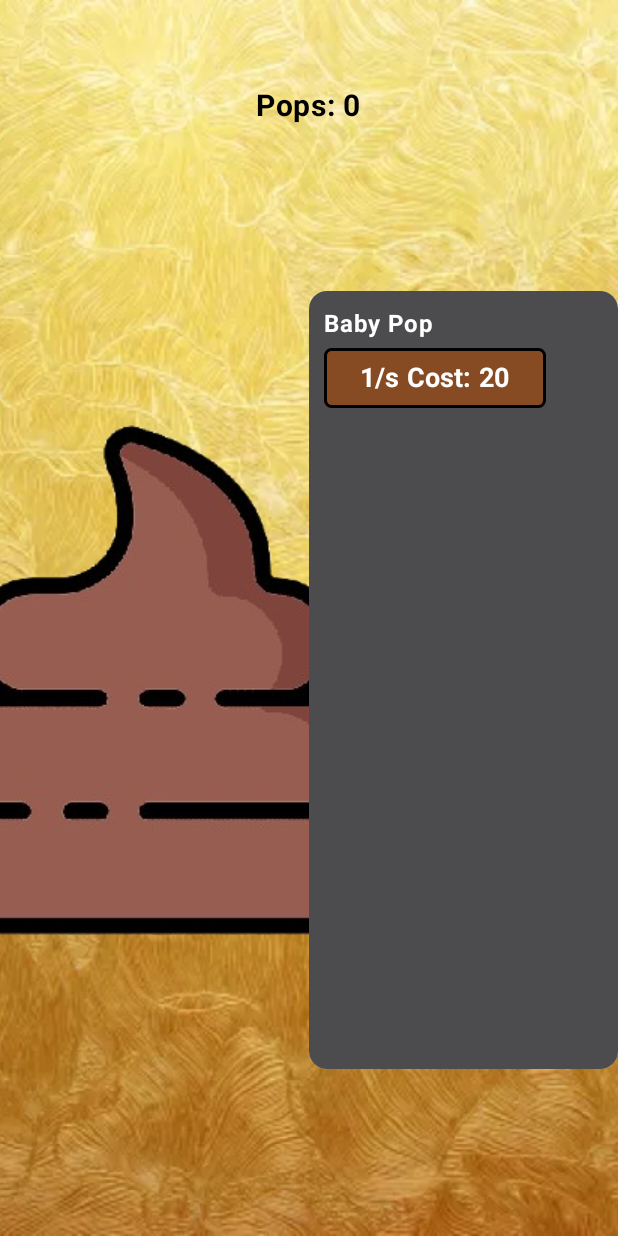
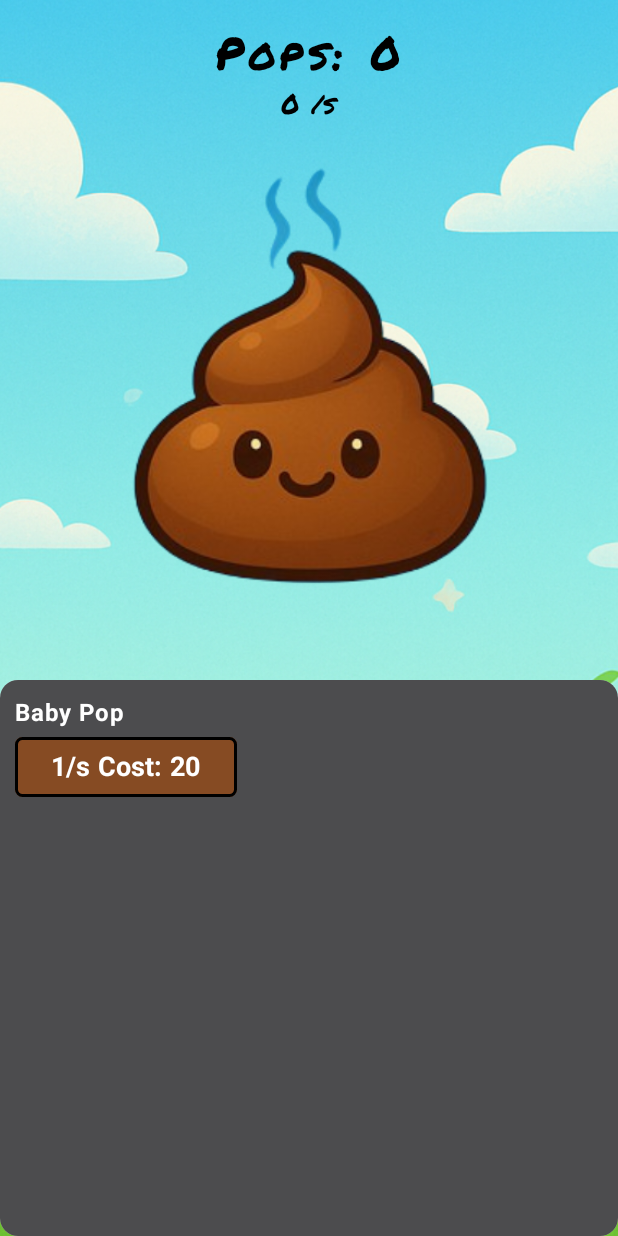
Before and after one commit to lumisardy/PruebaJuego, an Android app built with Jetpack Compose: the screen it shows after launch (MainActivity), on a phone screen of 412 x 824 dp. Run offline under Robolectric (Android 15) with nearby library versions, the phone set to English and light mode, and no system bars.

Commit message:
Update 2

```diff
--- a/app/src/main/java/com/example/pruebajuego/MainScreen.kt
+++ b/app/src/main/java/com/example/pruebajuego/MainScreen.kt
@@ -4,8 +4,11 @@ import androidx.compose.animation.core.animateFloatAsState
 import androidx.compose.animation.core.tween
 import androidx.compose.foundation.BorderStroke
 import androidx.compose.foundation.Image
+import androidx.compose.foundation.Indication
+import androidx.compose.foundation.LocalIndication
 import androidx.compose.foundation.background
 import androidx.compose.foundation.clickable
+import androidx.compose.foundation.indication
 import androidx.compose.foundation.layout.Arrangement
 import androidx.compose.foundation.layout.Box
 import androidx.compose.foundation.layout.Column
@@ -36,10 +39,13 @@ import androidx.compose.ui.graphics.RectangleShape
 import androidx.compose.ui.graphics.graphicsLayer
 import androidx.compose.ui.layout.ContentScale
 import androidx.compose.ui.res.painterResource
+import androidx.compose.ui.text.font.FontFamily
+import androidx.compose.ui.text.font.FontStyle
 import androidx.compose.ui.text.font.FontWeight
 import androidx.compose.ui.unit.dp
 import androidx.compose.ui.unit.sp
 import com.example.pruebajuego.ui.theme.NegroTrans
+import com.example.pruebajuego.ui.theme.PopsFont
 import com.example.pruebajuego.ui.theme.marron
 import kotlinx.coroutines.CoroutineScope
 import kotlinx.coroutines.Dispatchers
@@ -53,8 +59,18 @@ fun MainScreen(){
     var CacasTotales by remember { mutableStateOf(0) }
     var autoSumar by remember { mutableStateOf(false) }
     var CatidadSumar by remember { mutableStateOf(0) }
+    var CantidadTotalCacas by remember { mutableStateOf(0) }
+
+
+
+
+
     var PrecioBabyPop by remember { mutableStateOf(20) }
     var PrecioSumClick by remember { mutableStateOf(30) }
+    var PrecioBigPop by remember { mutableStateOf(1000) }
+
+
+
     var CacasClick by remember { mutableStateOf(1) }
 
 
@@ -81,6 +97,13 @@ fun MainScreen(){
     )
 
 
+    if (CantidadTotalCacas < CacasTotales){
+
+        CantidadTotalCacas = CacasTotales
+
+    }
+
+
     LaunchedEffect(autoSumar) {
         while (autoSumar) {
             delay(1000L)
@@ -90,7 +113,7 @@ fun MainScreen(){
 
     Box(modifier = Modifier.fillMaxSize()) {
         Image(
-            painter = painterResource(id = R.drawable.picture), // Reemplaza con tu imagen
+            painter = painterResource(id = R.drawable.fondo), // Reemplaza con tu imagen
             contentDescription = null,
             modifier = Modifier.fillMaxSize(),
             contentScale = ContentScale.Crop
@@ -101,23 +124,33 @@ fun MainScreen(){
             Box(Modifier.fillMaxWidth().fillMaxHeight(0.1f), contentAlignment = Alignment.BottomCenter){
 
 
-                Text("Pops: $CacasTotales", fontWeight = FontWeight.Bold, fontSize = 20.sp)
+                Column(horizontalAlignment = Alignment.CenterHorizontally) {
+
+                    Text("Pops: $CacasTotales", fontFamily = PopsFont , fontSize = 30.sp, letterSpacing = 3.sp)
+                    Text("$CatidadSumar /s",fontFamily = PopsFont, fontSize = 18.sp)
+
+                }
+
             }
 
 
-            Row(modifier = Modifier.fillMaxSize(), horizontalArrangement = Arrangement.Center, verticalAlignment = Alignment.CenterVertically) {
+            Column(modifier = Modifier.fillMaxSize(), verticalArrangement = Arrangement.Center, horizontalAlignment = Alignment.CenterHorizontally) {
 
-                Image(
-                    painter = painterResource(id = R.drawable.caca),
+
+                Box(modifier = Modifier.weight(1f).padding(20.dp), contentAlignment = Alignment.Center){
+
+                    Image(
+                    painter = if (CantidadTotalCacas <= 1e3){ painterResource(id = R.drawable.caca1removebg)} else if (CantidadTotalCacas <= 1e4) {painterResource(id = R.drawable.caca2rmbc)} else if (CantidadTotalCacas <= 100000) {painterResource(id = R.drawable.caca3removebg)} else if (CantidadTotalCacas <= 1e6){painterResource(id = R.drawable.caca4removebg)} else if(CantidadTotalCacas <= 5e6) {painterResource(id = R.drawable.caca5removebg)} else if (CantidadTotalCacas <= 1e7){painterResource(id = R.drawable.caca6removebg)} else if (CantidadTotalCacas <= 1e8){painterResource(id = R.drawable.caca7removebg)} else {painterResource(id = R.drawable.caca8removebg)},
                     contentDescription = null,
                     contentScale = ContentScale.Crop,
-                    modifier = Modifier
-                        .weight(1f)
+                    modifier = Modifier.fillMaxSize()
                         .graphicsLayer(
                             scaleX = scale,
                             scaleY = scale
                         )
-                        .clickable {
+                        .clickable(interactionSource = null,
+                            indication = null) {
+
                             isPressed = true
                             CacasTotales += CacasClick
                             // Volver al tamaño normal después de un pequeño delay
@@ -126,7 +159,9 @@ fun MainScreen(){
                                 isPressed = false
                             }
                         }
-                )
+                )}
+
+
 
                 Card(modifier = Modifier.weight(1f).fillMaxHeight(0.7f)) {
 
@@ -190,22 +225,22 @@ fun MainScreen(){
 
                             Box {
                                 Column {
-                                    Text("+1 por click", fontWeight = FontWeight.Bold, color = Color.White)
+                                    Text("+Big pop", fontWeight = FontWeight.Bold, color = Color.White)
 
                                     Button(
                                         onClick = {
-                                            if (CacasTotales >= PrecioSumClick) {
-                                                CacasTotales -= PrecioSumClick
+                                            if (CacasTotales >= PrecioBigPop) {
+                                                CacasTotales -= PrecioBigPop
                                                 mostrarClickUpgrade3 = true
-                                                PrecioSumClick = (PrecioSumClick * 1.5).toInt()
-                                                CacasClick += 1
+                                                PrecioBigPop = (PrecioBigPop * 1.5).toInt()
+                                                CatidadSumar += 10
                                             }
                                         },
                                         shape = RoundedCornerShape(5.dp),
                                         border = BorderStroke(2.dp, Color.Black),
                                         colors = ButtonDefaults.buttonColors(containerColor = marron)
                                     ) {
-                                        Text("1/s Cost: $PrecioSumClick", fontWeight = FontWeight.Bold, fontSize = 18.sp)
+                                        Text("10/s Cost: $PrecioBigPop", fontWeight = FontWeight.Bold, fontSize = 18.sp)
                                     }
                                 }
                             }
--- a/app/src/main/java/com/example/pruebajuego/ui/theme/Type.kt
+++ b/app/src/main/java/com/example/pruebajuego/ui/theme/Type.kt
@@ -2,10 +2,19 @@ package com.example.pruebajuego.ui.theme
 
 import androidx.compose.material3.Typography
 import androidx.compose.ui.text.TextStyle
+import androidx.compose.ui.text.font.Font
 import androidx.compose.ui.text.font.FontFamily
 import androidx.compose.ui.text.font.FontWeight
 import androidx.compose.ui.unit.sp
+import com.example.pruebajuego.R
 
+
+val PopsFont = FontFamily(
+
+    Font(R.font.permanentmarkerregular, FontWeight.Normal)
+
+
+)
 // Set of Material typography styles to start with
 val Typography = Typography(
     bodyLarge = TextStyle(
```
Also changed, not shown: app/src/main/res/drawable/caca.png (deleted), app/src/main/res/drawable/caca1removebg.png (added), app/src/main/res/drawable/caca2removebg.png (added), app/src/main/res/drawable/caca2rmbc.png (added), app/src/main/res/drawable/caca3removebg.png (added), app/src/main/res/drawable/caca4removebg.png (added), app/src/main/res/drawable/caca5removebg.png (added), app/src/main/res/drawable/caca6removebg.png (added), app/src/main/res/drawable/caca7removebg.png (added), app/src/main/res/drawable/caca8removebg.png (added), app/src/main/res/drawable/caca9removebg.png (added), app/src/main/res/drawable/fondo.png (added), app/src/main/res/drawable/picture.png (deleted), app/src/main/res/font/permanentmarkerregular.ttf (added).
